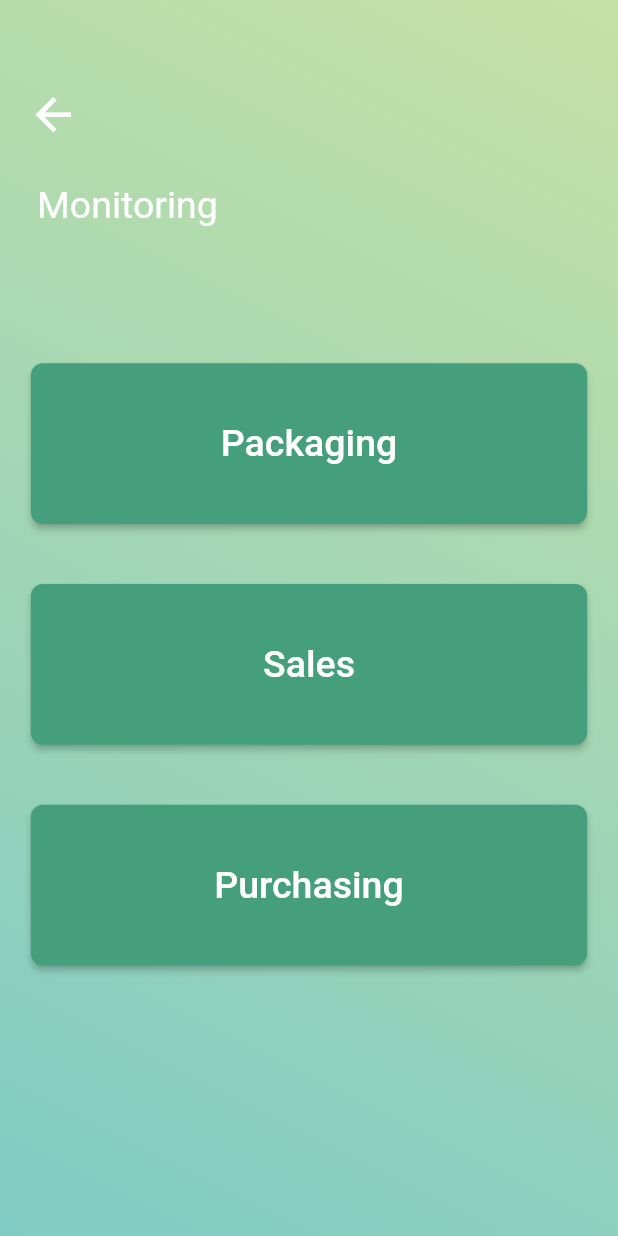
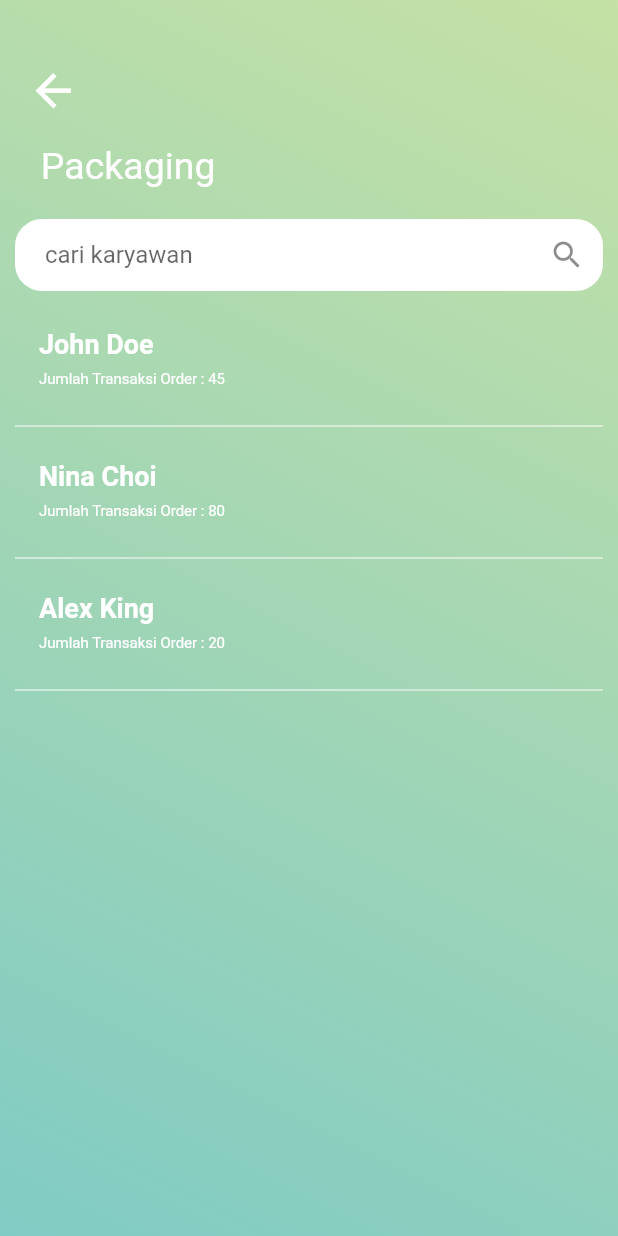
Before and after one commit to arifrachman1/syana, a Flutter app: the SyanaMenuMonitoring screen opened directly, after a tap on "Packaging", on a phone screen of 412 x 824 dp. Run offline on Flutter 3.47's test engine with Material 2 defaults, Android fonts, the phone set to English and light mode, and no system bars; our stand-ins replace charts_flutter, dio, file_picker, firebase_messaging, flutter_calendar_carousel, flutter_typeahead and 5 more; missing offline and left inert: barcode_scan, fab_circular_menu, flutter_youtube, searchable_dropdown; accounts and stored records are empty.

Commit message:
UI Menu Monitoring dan Monitoring Packaging

```diff
--- a/lib/screens/sdm/SyanaMenuMonitoring.dart
+++ b/lib/screens/sdm/SyanaMenuMonitoring.dart
@@ -1,4 +1,6 @@
 import 'package:flutter/material.dart';
+import 'package:syana/screens/sdm/SyanaMonitoringPackaging.dart';
+import 'package:syana/screens/sdm/SyanaMonitoringSales.dart';
 import 'package:syana/utils/AppTheme.dart';
 
 class SyanaMenuMonitoring extends StatefulWidget {
@@ -47,6 +49,7 @@ class _SyanaMenuMonitoringState extends State<SyanaMenuMonitoring> {
                       margin: EdgeInsets.all(10),
                       child: Text('Monitoring',
                             style: TextStyle(fontSize: 25, color: Colors.white)),
+
                     ),
                     Container(
                       width: MediaQuery.of(context).size.width * 0.9,
@@ -59,7 +62,13 @@ class _SyanaMenuMonitoringState extends State<SyanaMenuMonitoring> {
                         textColor: AppTheme.white,
                         child: const Text('Packaging',
                             style: TextStyle(fontSize: 25)),
-                        onPressed: () {},
+                        onPressed: () {
+                          Navigator.push(
+                            context,
+                            MaterialPageRoute(
+                                builder: (context) => SyanaMonitoringPackaging()),
+                          );
+                        },
                       ),
                     ),
                     Container(
@@ -73,7 +82,13 @@ class _SyanaMenuMonitoringState extends State<SyanaMenuMonitoring> {
                         textColor: AppTheme.white,
                         child:
                             const Text('Sales', style: TextStyle(fontSize: 25)),
-                        onPressed: () {},
+                        onPressed: () {
+                          Navigator.push(
+                            context,
+                            MaterialPageRoute(
+                                builder: (context) => SyanaMonitoringSales()),
+                          );
+                        },
                       ),
                     ),
                     Container(
--- /dev/null
+++ b/lib/screens/sdm/SyanaMonitoringPackaging.dart
@@ -0,0 +1,134 @@
+import 'package:flutter/material.dart';
+import 'package:syana/screens/sdm/SyanaMenuMonitoring.dart';
+import 'package:syana/utils/AppTheme.dart';
+
+class SyanaMonitoringPackaging extends StatefulWidget {
+  @override
+  _SyanaMonitoringPackagingState createState() =>
+      _SyanaMonitoringPackagingState();
+}
+
+class _SyanaMonitoringPackagingState extends State<SyanaMonitoringPackaging> {
+  @override
+  Widget build(BuildContext context) {
+    return Scaffold(
+      body: Container(
+        decoration: AppTheme.appBackground(),
+        child: Container(
+            padding: EdgeInsets.only(left: 10.0,right: 10.0,top: 25.0, bottom: 5.0),
+            child: Column(
+              children: <Widget>[
+                // Container(
+                //   height: MediaQuery.of(context).size.height * 0.05,
+                // ),
+                Container(
+                  alignment: Alignment.topLeft,
+                  margin: EdgeInsets.only(top:10,right: 10),
+                  child: IconButton(
+                    icon: Icon(Icons.arrow_back_outlined),
+                    color: Colors.white,
+                    iconSize: 35,
+                    onPressed: () {
+                          Navigator.push(
+                            context,
+                            MaterialPageRoute(
+                                builder: (context) => SyanaMenuMonitoring()),
+                          );
+                        },
+                  ),
+                ),
+                Container(
+                  height: 50,
+                  width: MediaQuery.of(context).size.width * 0.88,
+                  alignment: Alignment.topLeft,
+                  margin: EdgeInsets.only(top: 10, left: 15, right: 10),
+                  child: Text('Packaging',
+                      style: TextStyle(fontSize: 25, color: Colors.white)),
+                ),
+                Container(
+                  child: TextField(
+                    decoration: InputDecoration(
+                      suffixIcon: Icon(Icons.search),
+                      hintText: "cari karyawan",
+                      contentPadding:
+                          EdgeInsets.only(left: 20.0,right: 20.0,),
+                      focusedBorder: OutlineInputBorder(
+                          borderSide:
+                              BorderSide(color: Colors.white, width: 32.0),
+                          borderRadius: BorderRadius.circular(18.0)),
+                      enabledBorder: OutlineInputBorder(
+                          borderSide:
+                              BorderSide(color: Colors.white, width: 32.0),
+                          borderRadius: BorderRadius.circular(18.0)),
+                      border: OutlineInputBorder(
+                          borderSide:
+                              BorderSide(color: Colors.white, width: 32.0),
+                          borderRadius: BorderRadius.circular(20.0)),
+                    ),
+                  ),
+                ),
+                Padding(
+                  padding: EdgeInsets.all(5),
+                ),
+                Expanded(
+                    child: ListView(
+                  children: [
+                    Container(
+                      child: Column(
+                        children: <Widget>[
+                          ListTile(
+                            title: Text('John Doe',
+                                style: TextStyle(
+                                    color: Colors.white,
+                                    fontWeight: FontWeight.bold,
+                                    fontSize: 18.0)),
+                            subtitle: Text('Jumlah Transaksi Order : 45',
+                                style: TextStyle(
+                                  color: Colors.white,
+                                  fontSize: 10.0,
+                                )),
+                          ),
+                          Divider(
+                            color: Colors.white,
+                          ),
+                          ListTile(
+                            title: Text('Nina Choi',
+                                style: TextStyle(
+                                    color: Colors.white,
+                                    fontWeight: FontWeight.bold,
+                                    fontSize: 18.0)),
+                            subtitle: Text('Jumlah Transaksi Order : 80',
+                                style: TextStyle(
+                                  color: Colors.white,
+                                  fontSize: 10.0,
+                                )),
+                          ),
+                          Divider(
+                            color: Colors.white,
+                          ),
+                          ListTile(
+                            title: Text('Alex King',
+                                style: TextStyle(
+                                    color: Colors.white,
+                                    fontWeight: FontWeight.bold,
+                                    fontSize: 18.0)),
+                            subtitle: Text('Jumlah Transaksi Order : 20',
+                                style: TextStyle(
+                                  color: Colors.white,
+                                  fontSize: 10.0,
+                                )),
+                          ),
+                          Divider(
+                            color: Colors.white,
+                          ),
+                        ],
+                      ),
+                    ),
+                  ],
+                )),
+              ],
+            )),
+      ),
+    );
+  }
+}
--- a/lib/screens/sdm/SyanaMonitoringSales.dart
+++ b/lib/screens/sdm/SyanaMonitoringSales.dart
@@ -1,4 +1,5 @@
 import 'package:flutter/material.dart';
+import 'package:syana/screens/sdm/SyanaMenuMonitoring.dart';
 import 'package:syana/utils/AppTheme.dart';
 
 class SyanaMonitoringSales extends StatefulWidget {
@@ -25,7 +26,13 @@ class _SyanaMonitoringSalesState extends State<SyanaMonitoringSales> {
                         icon: Icon(Icons.arrow_back),
                         iconSize: 40.0,
                         color: Colors.white,
-                        onPressed: (){},
+                        onPressed: () {
+                          Navigator.push(
+                            context,
+                            MaterialPageRoute(
+                                builder: (context) => SyanaMenuMonitoring()),
+                          );
+                        },
                       ),
                     ],
                   ),
```
Also changed, not shown: pubspec.lock.
